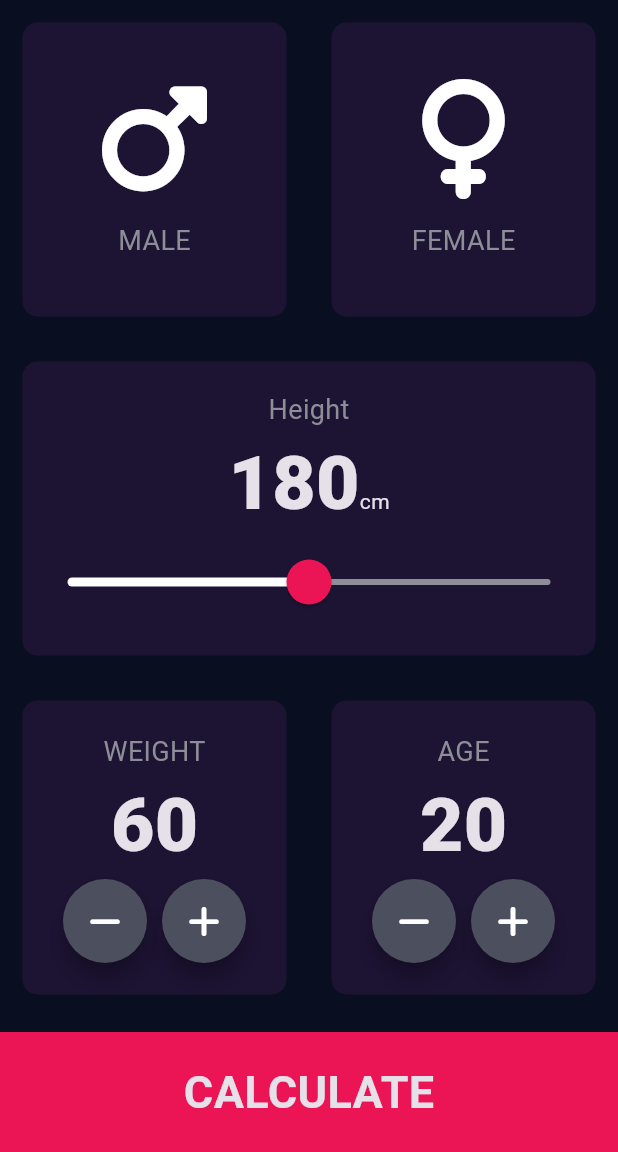
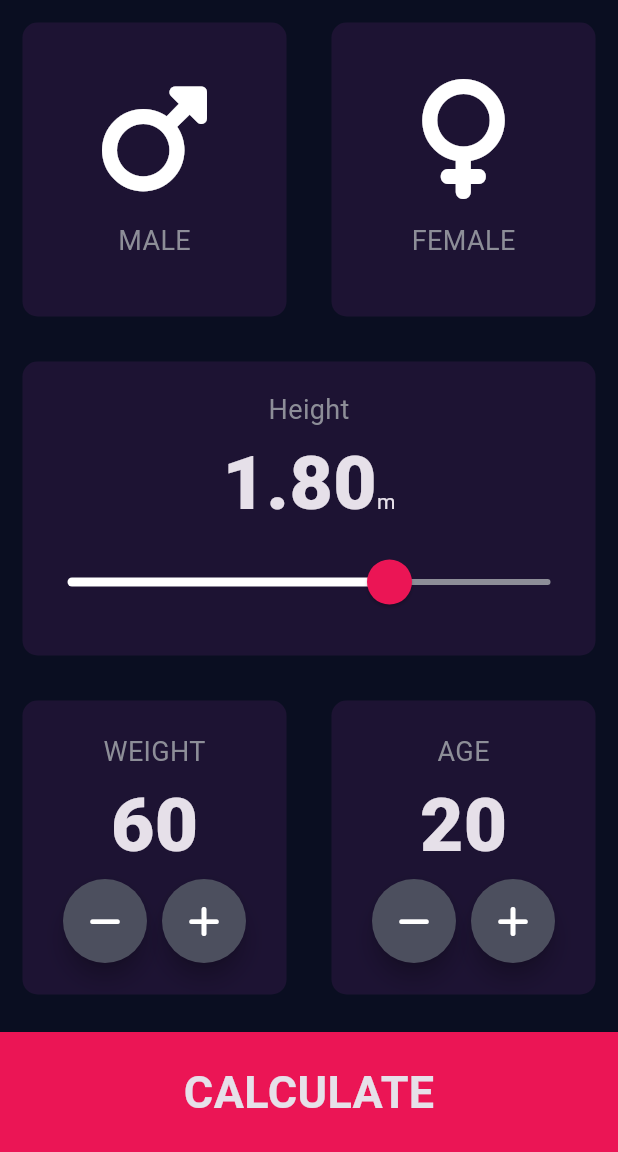
Before and after one commit to shubhmaheshwari27/bmi_calculator, a Flutter app: the screen it shows after launch, on a phone screen of 412 x 824 dp, the part 84-1236 px from its top. Run offline on Flutter 3.47's test engine with Material 3 defaults, Android fonts, the phone set to English and light mode, and no system bars; our stand-ins replace font_awesome_flutter.

Commit message:
Project Completed.

```diff
--- a/lib/calculator_brain.dart
+++ b/lib/calculator_brain.dart
@@ -3,13 +3,13 @@ import 'dart:math';
 class CalculatorBrain {
    CalculatorBrain({required this.height, required this.weight});
 
-  final int height;
+  final double height;
   final int weight;
 
   double _bmi = 0.0;
 
   String calculationBMI() {
-    _bmi = weight / pow(height / 100, 2);
+    _bmi = weight / pow(height, 2);
     return _bmi.toStringAsFixed(1);
   }
    String getResult() {
--- a/lib/screens/input_page.dart
+++ b/lib/screens/input_page.dart
@@ -20,7 +20,7 @@ class InputPage extends StatefulWidget {
 
 class _InputPageState extends State<InputPage> {
   Gender? selectedGender;
-  int height = 180;
+  double height = 1.80;
   int weight = 60;
   int age = 20;
 
@@ -86,10 +86,10 @@ class _InputPageState extends State<InputPage> {
                     textBaseline: TextBaseline.alphabetic,
                     children: [
                       Text(
-                        height.toString(),
+                        height.toStringAsFixed(2),
                         style: kNumberTextStyle,
                       ),
-                      Text('cm'),
+                      Text('m'),
                     ],
                   ),
                   SliderTheme(
@@ -103,12 +103,12 @@ class _InputPageState extends State<InputPage> {
                       overlayShape: RoundSliderOverlayShape(overlayRadius: 30),
                     ),
                     child: Slider(
-                        value: height.toDouble(),
-                        min: 120.0,
-                        max: 240.0,
+                        value: height,
+                        min: 0.6,
+                        max: 2.4,
                         onChanged: (double newValue) {
                           setState(() {
-                            height = newValue.round();
+                            height = newValue;
                           });
                         }),
                   )
--- a/lib/screens/results_page.dart
+++ b/lib/screens/results_page.dart
@@ -1,5 +1,4 @@
 import 'package:bmi/constants.dart';
-import 'package:bmi/screens/input_page.dart';
 import 'package:bmi/components/reusable_card.dart';
 import 'package:flutter/material.dart';
 
```
